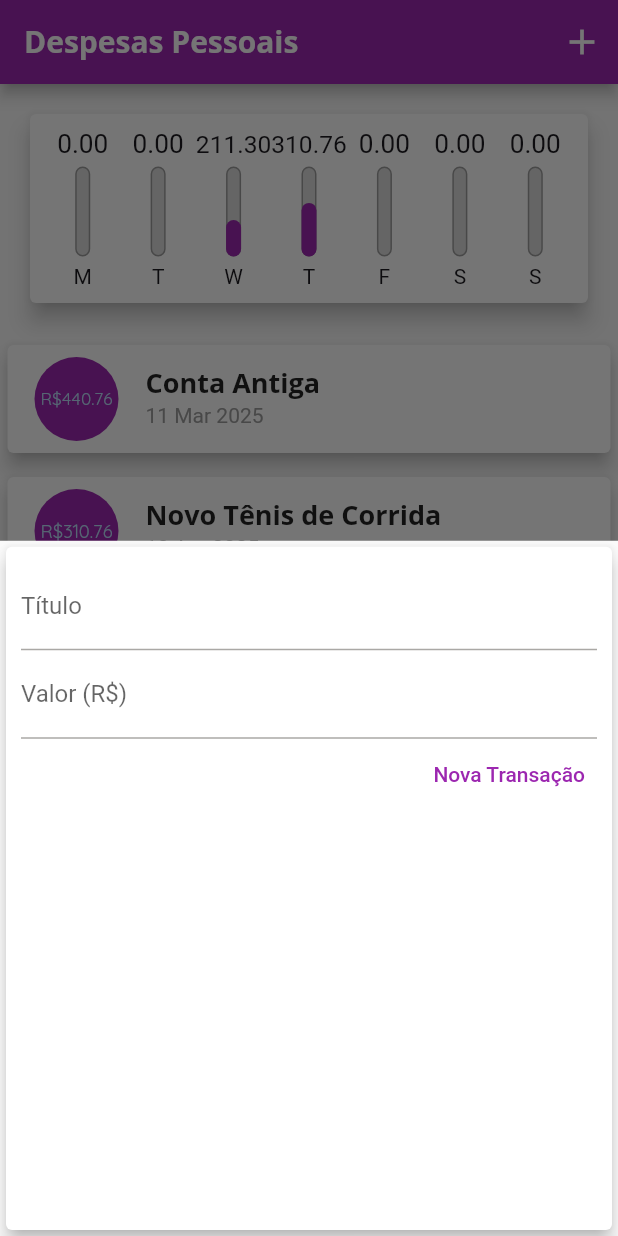
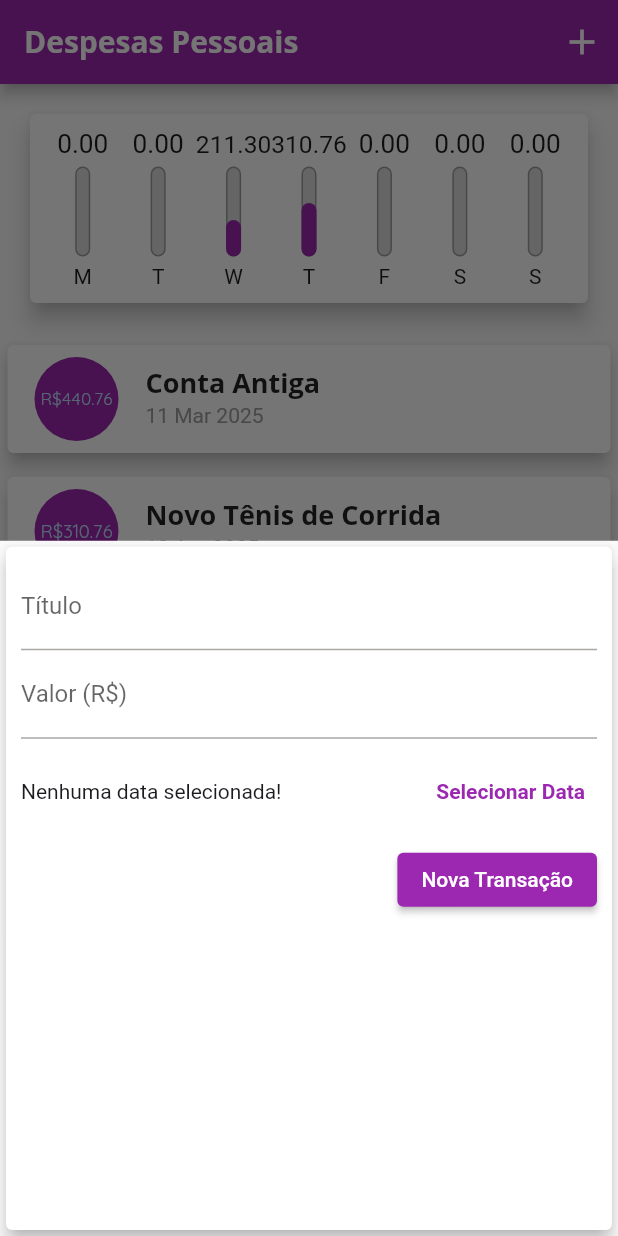
Before and after one commit to niltinfilho/flutter-cod3r, a Flutter app: the screen it shows after launch, after a tap on the "add" icon, on a phone screen of 412 x 824 dp. Run offline on Flutter 3.47's test engine with Material 3 defaults, Android fonts, the phone set to English and light mode, and no system bars.

Commit message:
exibindo e manipulando o datePicker

```diff
--- a/expenses/lib/components/transaction_form.dart
+++ b/expenses/lib/components/transaction_form.dart
@@ -1,4 +1,5 @@
 import 'package:flutter/material.dart';
+import 'package:intl/intl.dart';
 
 class TransactionForm extends StatefulWidget {
   final void Function(String, double) onSubmit;
@@ -10,18 +11,36 @@ class TransactionForm extends StatefulWidget {
 }
 
 class _TransactionFormState extends State<TransactionForm> {
-  final titleController = TextEditingController();
-  final valueController = TextEditingController();
+  final _titleController = TextEditingController();
+  final _valueController = TextEditingController();
+  DateTime? _selectedDate;
 
   _submitForm() {
-    final title = titleController.text;
-    final value = double.tryParse(valueController.text) ?? 0;
+    final title = _titleController.text;
+    final value = double.tryParse(_valueController.text) ?? 0;
 
     if (title.isEmpty || value <= 0) {
       return;
     }
 
     widget.onSubmit(title, value);
+  }
+
+  _showDatePicker() {
+    showDatePicker(
+      context: context,
+      initialDate: DateTime.now(),
+      firstDate: DateTime(2024),
+      lastDate: DateTime.now(),
+    ).then((pickedDate) {
+      if (pickedDate == null) {
+        return;
+      }
+
+      setState(() {
+        _selectedDate = pickedDate;
+      });
+    });
   }
 
   @override
@@ -33,27 +52,48 @@ class _TransactionFormState extends State<TransactionForm> {
         child: Column(
           children: [
             TextField(
-              controller: titleController,
+              controller: _titleController,
               onSubmitted: (_) => _submitForm(),
               decoration: const InputDecoration(labelText: 'Título'),
             ),
             TextField(
-              controller: valueController,
+              controller: _valueController,
               keyboardType: const TextInputType.numberWithOptions(
                 decimal: true,
               ),
               onSubmitted: (_) => _submitForm(),
               decoration: const InputDecoration(labelText: 'Valor (R\$)'),
             ),
+            Container(
+              height: 70,
+              child: Row(
+                children: [
+                  Expanded(
+                    child: Text(
+                      _selectedDate == null
+                          ? 'Nenhuma data selecionada!'
+                          : 'Data selecionada: ${DateFormat('dd/MM/y').format(_selectedDate!)}',
+                    ),
+                  ),
+                  TextButton(
+                    onPressed: _showDatePicker,
+                    child: Text(
+                      'Selecionar Data',
+                      style: TextStyle(fontWeight: FontWeight.bold),
+                    ),
+                  ),
+                ],
+              ),
+            ),
             Row(
               mainAxisAlignment: MainAxisAlignment.end,
               children: <Widget>[
-                TextButton(
+                ElevatedButton(
+                  onPressed: _submitForm,
                   child: const Text(
                     'Nova Transação',
-                    style: TextStyle(color: Colors.purple),
+                    style: TextStyle(color: Colors.white),
                   ),
-                  onPressed: _submitForm,
                 ),
               ],
             ),
```
